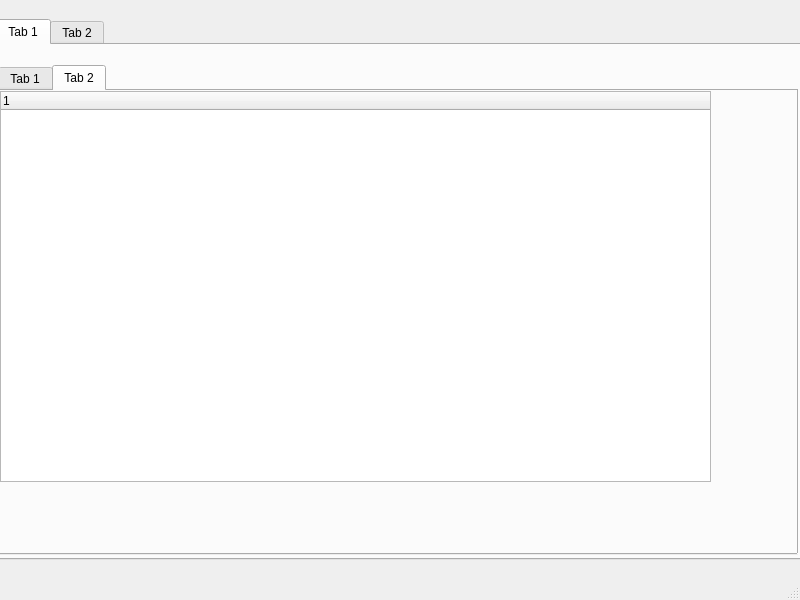
First picture: the form in test_UI.ui, repository Korguv/Poliur, before the edit.
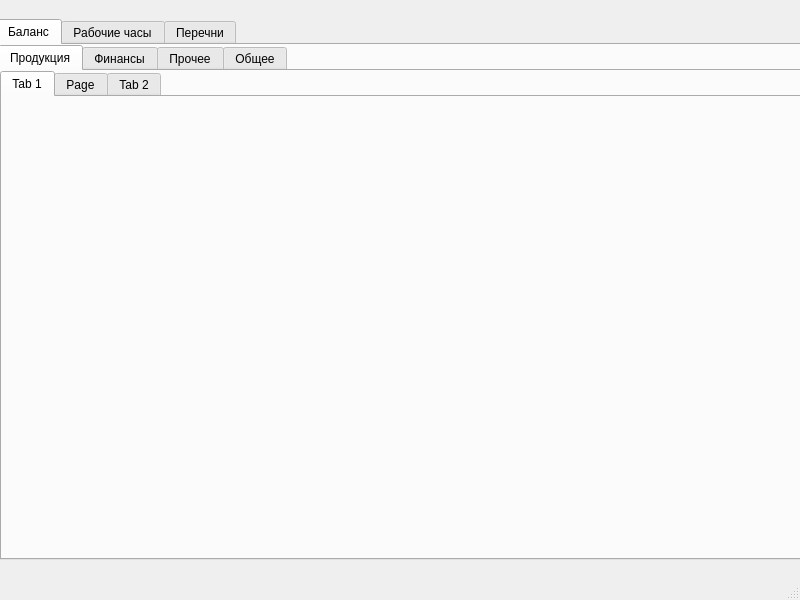
Second picture: the form after the edit. The open tabs and pages were chosen to show the change.

Patch:
```diff
--- a/test_UI.ui
+++ b/test_UI.ui
@@ -26,25 +26,129 @@
     <property name="currentIndex">
      <number>0</number>
     </property>
-    <widget class="QWidget" name="tab">
+    <widget class="QWidget" name="balance">
      <attribute name="title">
-      <string>Tab 1</string>
+      <string>Баланс</string>
+     </attribute>
+     <widget class="QTabWidget" name="tabWidget_4">
+      <property name="geometry">
+       <rect>
+        <x>0</x>
+        <y>0</y>
+        <width>811</width>
+        <height>521</height>
+       </rect>
+      </property>
+      <property name="currentIndex">
+       <number>0</number>
+      </property>
+      <widget class="QWidget" name="product_tab">
+       <attribute name="title">
+        <string>Продукция</string>
+       </attribute>
+       <widget class="QTabWidget" name="tabWidget_5">
+        <property name="geometry">
+         <rect>
+          <x>0</x>
+          <y>0</y>
+          <width>801</width>
+          <height>501</height>
+         </rect>
+        </property>
+        <property name="currentIndex">
+         <number>0</number>
+        </property>
+        <widget class="QWidget" name="tab">
+         <attribute name="title">
+          <string>Tab 1</string>
+         </attribute>
+        </widget>
+        <widget class="QWidget" name="tab_3">
+         <attribute name="title">
+          <string>Page</string>
+         </attribute>
+        </widget>
+        <widget class="QWidget" name="tab_2">
+         <attribute name="title">
+          <string>Tab 2</string>
+         </attribute>
+        </widget>
+       </widget>
+      </widget>
+      <widget class="QWidget" name="finance_tab">
+       <attribute name="title">
+        <string>Финансы</string>
+       </attribute>
+      </widget>
+      <widget class="QWidget" name="other_tab">
+       <attribute name="title">
+        <string>Прочее</string>
+       </attribute>
+      </widget>
+      <widget class="QWidget" name="all_tab">
+       <attribute name="title">
+        <string>Общее</string>
+       </attribute>
+      </widget>
+     </widget>
+    </widget>
+    <widget class="QWidget" name="work_hours">
+     <attribute name="title">
+      <string>Рабочие часы</string>
+     </attribute>
+     <widget class="QTabWidget" name="tabWidget_3">
+      <property name="geometry">
+       <rect>
+        <x>0</x>
+        <y>0</y>
+        <width>811</width>
+        <height>521</height>
+       </rect>
+      </property>
+      <property name="currentIndex">
+       <number>3</number>
+      </property>
+      <widget class="QWidget" name="hour_tab">
+       <attribute name="title">
+        <string>Часы</string>
+       </attribute>
+      </widget>
+      <widget class="QWidget" name="salary_tab">
+       <attribute name="title">
+        <string>Оплата</string>
+       </attribute>
+      </widget>
+      <widget class="QWidget" name="workers_tab">
+       <attribute name="title">
+        <string>Работник</string>
+       </attribute>
+      </widget>
+      <widget class="QWidget" name="hollyday_tab">
+       <attribute name="title">
+        <string>Праздники</string>
+       </attribute>
+      </widget>
+     </widget>
+    </widget>
+    <widget class="QWidget" name="colum">
+     <attribute name="title">
+      <string>Перечни</string>
      </attribute>
      <widget class="QTabWidget" name="tabWidget_2">
       <property name="geometry">
        <rect>
         <x>0</x>
-        <y>20</y>
-        <width>800</width>
-        <height>490</height>
+        <y>0</y>
+        <width>811</width>
+        <height>521</height>
        </rect>
       </property>
       <property name="currentIndex">
        <number>1</number>
       </property>
-      <widget class="QWidget" name="tab_3">
+      <widget class="QWidget" name="agents_tab">
        <attribute name="title">
-        <string>Tab 1</string>
+        <string>Контрагенты</string>
        </attribute>
        <widget class="QTableWidget" name="tableWidget_2">
         <property name="geometry">
@@ -59,31 +163,16 @@
       </widget>
       <widget class="QWidget" name="tab_4">
        <attribute name="title">
-        <string>Tab 2</string>
+        <string>Заказы</string>
        </attribute>
-       <widget class="QTreeWidget" name="treeWidget">
-        <property name="geometry">
-         <rect>
-          <x>0</x>
-          <y>0</y>
-          <width>711</width>
-          <height>391</height>
-         </rect>
-        </property>
-        <column>
-         <property name="text">
-          <string notr="true">1</string>
-         </property>
-        </column>
-       </widget>
+      </widget>
+      <widget class="QWidget" name="nomen_tab">
+       <attribute name="title">
+        <string>Номенклатура</string>
+       </attribute>
       </widget>
      </widget>
     </widget>
-    <widget class="QWidget" name="tab_2">
-     <attribute name="title">
-      <string>Tab 2</string>
-     </attribute>
-    </widget>
    </widget>
   </widget>
   <widget class="QMenuBar" name="menubar">
```
Left out of the diff: 14 changed lines with no effect on the pictures.
